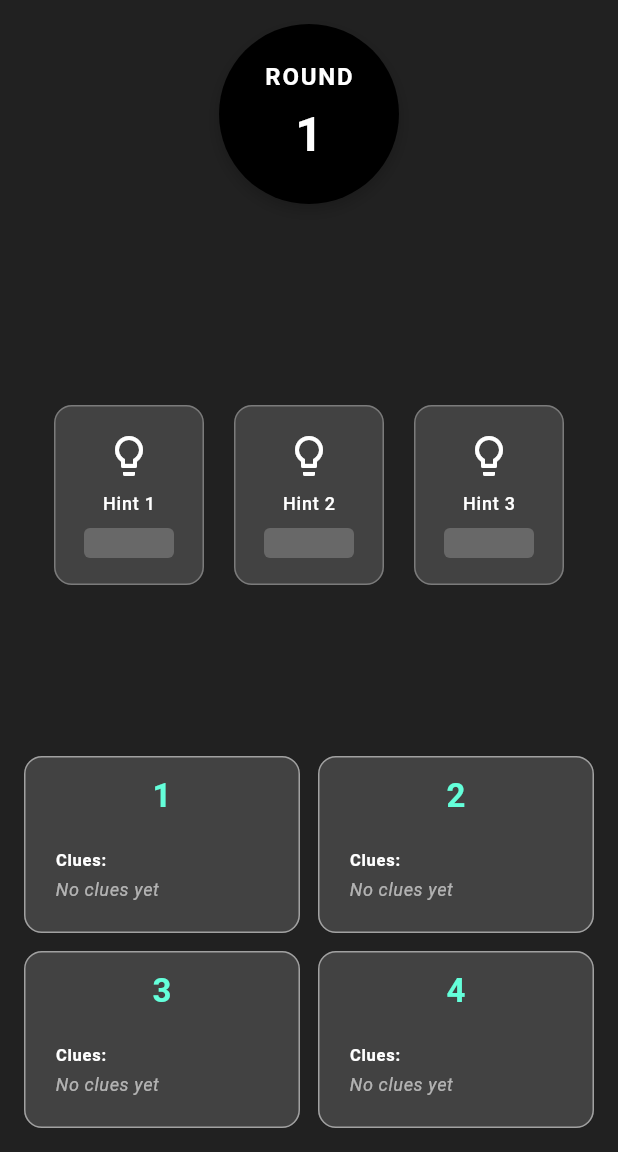
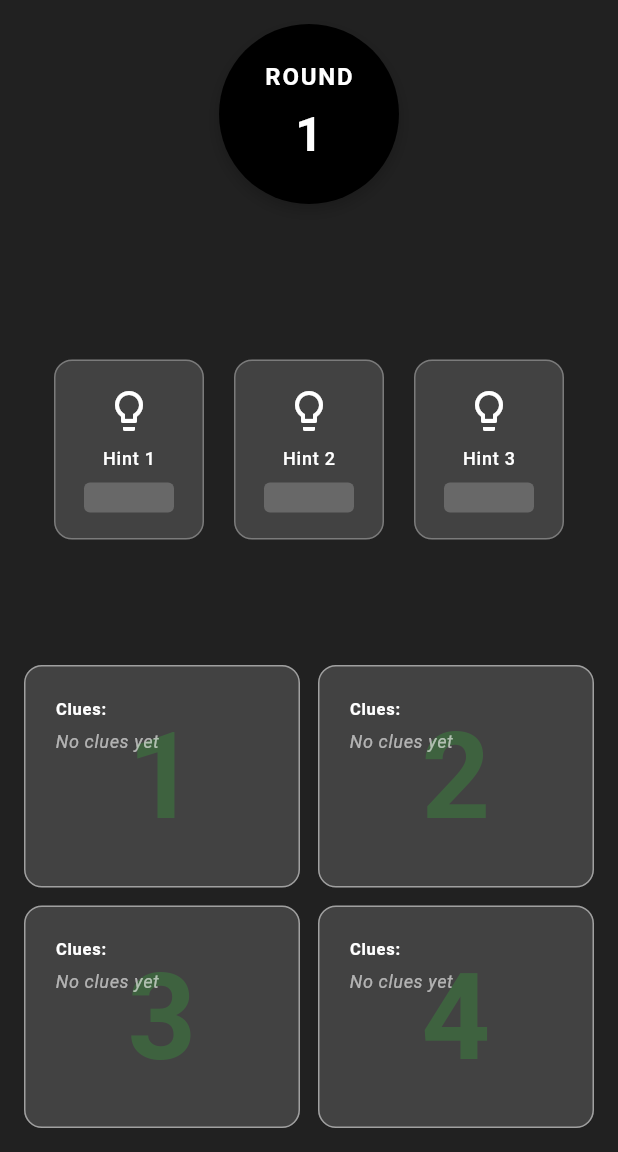
Before and after one commit to ciakarellas/decrypto_2, a Flutter app: the GameScreen screen opened by its route, on a phone screen of 412 x 824 dp, the part 84-1236 px from its top. Run offline on Flutter 3.47's test engine with Material 3 defaults, Android fonts, the phone set to English and light mode, and no system bars; our stand-ins replace equatable, flutter_bloc.

Commit message:
Enhance `SecretWordsDisplay` layout: Implement responsive height calculation, replace word display with a centered watermark, and improve hints section with a scrollable area for better user experience. Adjust styling for clarity and visual appeal.

```diff
--- a/lib/views/widgets/secret_words_display.dart
+++ b/lib/views/widgets/secret_words_display.dart
@@ -18,29 +18,41 @@
 
   @override
   Widget build(BuildContext context) {
+    // Calculate responsive height based on screen size
+    final screenHeight = MediaQuery.of(context).size.height;
+    final componentHeight = (screenHeight * 0.18).clamp(120.0, 160.0);
+
     return GestureDetector(
       onTap: onTap,
       child: Container(
+        height: componentHeight,
         padding: const EdgeInsets.all(12),
         decoration: BoxDecoration(
           color: Theme.of(context).colorScheme.surface,
           borderRadius: BorderRadius.circular(12),
           border: Border.all(
-            color: Theme.of(context).colorScheme.outline.withOpacity(0.5),
+            color: Theme.of(context).colorScheme.outline.withValues(alpha: 0.5),
           ),
         ),
-        child: Column(
+        child: Stack(
+          children: [
+            // Background watermark number in center
+            Positioned.fill(
+              child: Center(
+                child: Text(
+                  '$wordNumber',
+                  style: TextStyle(
+                    fontSize: 80,
+                    fontWeight: FontWeight.bold,
+                    color: Colors.green.shade700.withValues(alpha: 0.6),
+                  ),
+                ),
+              ),
+            ),
+            // Main content
+            Column(
               mainAxisSize: MainAxisSize.min,
               children: [
-            // Word number
-            Text(
-              '$wordNumber',
-              style: Theme.of(context).textTheme.titleLarge?.copyWith(
-                fontWeight: FontWeight.bold,
-                color: Theme.of(context).colorScheme.secondary,
-              ),
-            ),
-            const SizedBox(height: 12),
                 // Show actual word if enabled (for debugging or end game)
                 if (showWord) ...[
                   Text(
@@ -52,39 +64,44 @@
                   ),
                   const SizedBox(height: 8),
                 ],
-            // Hints section
-            Container(
+                // Hints section with flexible height
+                Expanded(
+                  child: Container(
                     width: double.infinity,
                     padding: const EdgeInsets.all(8),
                     decoration: BoxDecoration(
-                color: Theme.of(
-                  context,
-                ).colorScheme.surfaceContainerHighest.withOpacity(0.3),
+                      color: Theme.of(context)
+                          .colorScheme
+                          .surfaceContainerHighest
+                          .withValues(alpha: 0.3),
                       borderRadius: BorderRadius.circular(6),
                     ),
                     child: Column(
                       crossAxisAlignment: CrossAxisAlignment.start,
                       children: [
+                        // Simple clues header (no inline number)
                         Text(
                           'Clues:',
-                    style: Theme.of(context).textTheme.labelSmall?.copyWith(
-                      fontWeight: FontWeight.bold,
+                          style: Theme.of(context).textTheme.labelSmall
+                              ?.copyWith(fontWeight: FontWeight.bold),
                         ),
-                  ),
-                  const SizedBox(height: 4),
-                  if (hints.isEmpty)
-                    Text(
+                        const SizedBox(height: 6),
+                        // Scrollable hints area to handle up to 8 hints
+                        Expanded(
+                          child: hints.isEmpty
+                              ? Text(
                                   'No clues yet',
-                      style: Theme.of(context).textTheme.bodySmall?.copyWith(
+                                  style: Theme.of(context).textTheme.bodySmall
+                                      ?.copyWith(
                                         fontStyle: FontStyle.italic,
-                        color: Theme.of(
-                          context,
-                        ).colorScheme.onSurface.withValues(alpha: 0.6),
+                                        color: Theme.of(context)
+                                            .colorScheme
+                                            .onSurface
+                                            .withValues(alpha: 0.6),
                                       ),
                                 )
-                  else
-                    // Display hints in a row
-                    Wrap(
+                              : SingleChildScrollView(
+                                  child: Wrap(
                                     spacing: 6,
                                     runSpacing: 4,
                                     children: hints
@@ -95,14 +112,18 @@
                                               vertical: 2,
                                             ),
                                             decoration: BoxDecoration(
-                                color: Theme.of(
-                                  context,
-                                ).colorScheme.primary.withValues(alpha: 0.1),
-                                borderRadius: BorderRadius.circular(4),
+                                              color: Theme.of(context)
+                                                  .colorScheme
+                                                  .primary
+                                                  .withValues(alpha: 0.1),
+                                              borderRadius:
+                                                  BorderRadius.circular(4),
                                             ),
                                             child: Text(
                                               hint,
-                                style: Theme.of(context).textTheme.bodySmall
+                                              style: Theme.of(context)
+                                                  .textTheme
+                                                  .bodySmall
                                                   ?.copyWith(
                                                     color: Theme.of(
                                                       context,
@@ -113,8 +134,13 @@
                                         )
                                         .toList(),
                                   ),
+                                ),
+                        ),
                       ],
                     ),
+                  ),
+                ),
+              ],
             ),
           ],
         ),
```
Also changed, not shown: 1 other file. Lines whose indentation alone changed are shown as unchanged.
